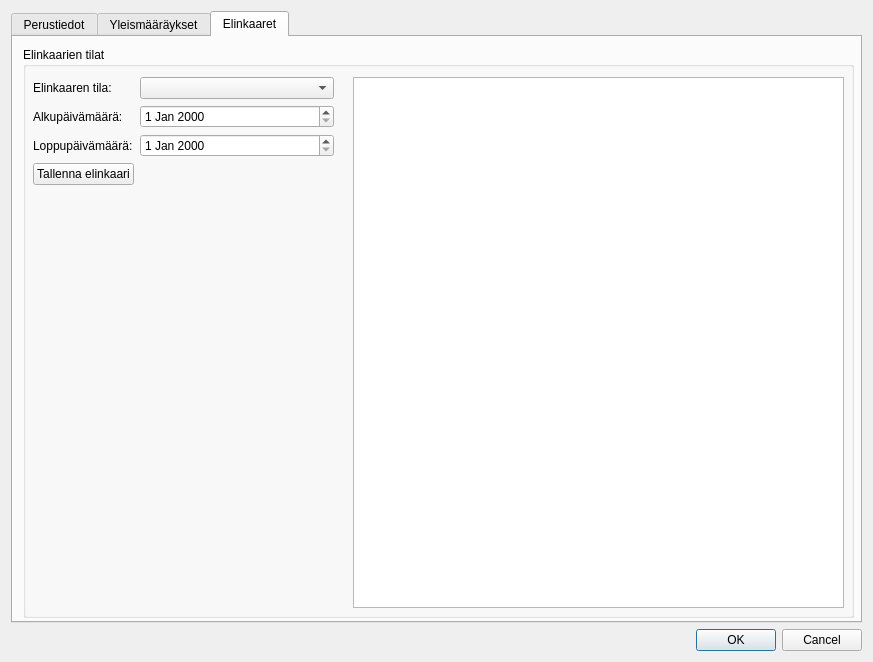
Qt form arho_feature_template/gui/dialogs/plan_attribute_form.ui (GispoCoding/arho-feature-template) before a commit.
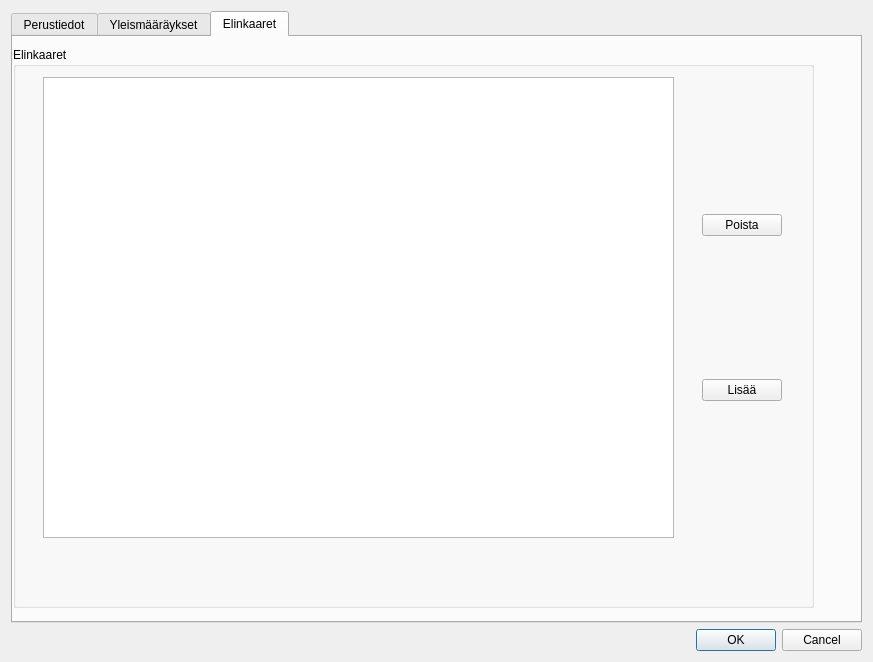
The same form after that commit. Custom widgets are drawn as their Qt base class.

Commit message: Converted lifecycle list view to a table.

```diff
--- a/arho_feature_template/gui/dialogs/plan_attribute_form.ui
+++ b/arho_feature_template/gui/dialogs/plan_attribute_form.ui
@@ -155,6 +155,33 @@
                </property>
               </widget>
              </item>
+             <item row="5" column="0">
+              <widget class="QLabel" name="elinkaarenTilaLabel">
+               <property name="text">
+                <string>Elinkaaren tila*:</string>
+               </property>
+               <property name="buddy">
+                <cstring>lifecycle_status_combo_box</cstring>
+               </property>
+              </widget>
+             </item>
+             <item row="5" column="1">
+              <widget class="CodeComboBox" name="lifecycle_status_combo_box">
+               <property name="toolTip">
+                <string>Kaavan elinkaaren tila</string>
+               </property>
+              </widget>
+             </item>
+             <item row="3" column="0">
+              <widget class="QLabel" name="label_5">
+               <property name="text">
+                <string>Organisaatio*:</string>
+               </property>
+              </widget>
+             </item>
+             <item row="3" column="1">
+              <widget class="CodeComboBox" name="organisation_combo_box"/>
+             </item>
             </layout>
            </item>
            <item>
@@ -280,84 +307,65 @@
       <widget class="QGroupBox" name="groupBox_2">
        <property name="geometry">
         <rect>
-         <x>10</x>
+         <x>0</x>
          <y>10</y>
-         <width>831</width>
-         <height>571</height>
+         <width>801</width>
+         <height>561</height>
         </rect>
        </property>
        <property name="title">
-        <string>Elinkaarien tilat</string>
+        <string>Elinkaaret</string>
        </property>
        <widget class="QWidget" name="verticalLayoutWidget">
         <property name="geometry">
          <rect>
-          <x>10</x>
+          <x>30</x>
           <y>30</y>
-          <width>301</width>
-          <height>531</height>
+          <width>631</width>
+          <height>461</height>
          </rect>
         </property>
-        <layout class="QVBoxLayout" name="verticalLayout_8">
+        <layout class="QVBoxLayout" name="verticalLayout_5">
          <item>
-          <layout class="QFormLayout" name="formLayout_3">
-           <item row="0" column="0">
-            <widget class="QLabel" name="label_9">
-             <property name="text">
-              <string>Elinkaaren tila:</string>
-             </property>
-            </widget>
-           </item>
-           <item row="0" column="1">
-            <widget class="CodeComboBox" name="lifecycle_status_combo_box">
-             <property name="toolTip">
-              <string>Kaavan elinkaaren tila</string>
-             </property>
-            </widget>
-           </item>
-           <item row="1" column="0">
-            <widget class="QLabel" name="label_10">
-             <property name="text">
-              <string>Alkupäivämäärä:</string>
-             </property>
-            </widget>
-           </item>
-           <item row="1" column="1">
-            <widget class="QDateEdit" name="lifecycle_start_date"/>
-           </item>
-           <item row="2" column="0">
-            <widget class="QLabel" name="label_11">
-             <property name="text">
-              <string>Loppupäivämäärä:</string>
-             </property>
-            </widget>
-           </item>
-           <item row="2" column="1">
-            <widget class="QDateEdit" name="lifecycle_end_date"/>
-           </item>
-           <item row="3" column="0">
-            <widget class="QPushButton" name="add_lifecycle_button">
-             <property name="text">
-              <string>Tallenna elinkaari</string>
-             </property>
-            </widget>
-           </item>
-          </layout>
+          <widget class="QTableWidget" name="lifecycle_table"/>
          </item>
         </layout>
        </widget>
        <widget class="QWidget" name="verticalLayoutWidget_2">
         <property name="geometry">
          <rect>
-          <x>330</x>
+          <x>689</x>
           <y>30</y>
-          <width>491</width>
-          <height>531</height>
+          <width>81</width>
+          <height>461</height>
          </rect>
         </property>
-        <layout class="QVBoxLayout" name="verticalLayout_9">
+        <layout class="QVBoxLayout" name="verticalLayout_8">
          <item>
-          <widget class="QListView" name="lifecycle_list"/>
+          <widget class="QPushButton" name="delete_lifecycle_button">
+           <property name="sizePolicy">
+            <sizepolicy hsizetype="Fixed" vsizetype="Fixed">
+             <horstretch>0</horstretch>
+             <verstretch>0</verstretch>
+            </sizepolicy>
+           </property>
+           <property name="text">
+            <string>Poista</string>
+           </property>
+          </widget>
+         </item>
+         <item>
+          <widget class="QPushButton" name="add_lifecycle_button">
+           <property name="sizePolicy">
+            <sizepolicy hsizetype="Fixed" vsizetype="Fixed">
+             <horstretch>0</horstretch>
+             <verstretch>0</verstretch>
+            </sizepolicy>
+           </property>
+           <property name="text">
+            <string>Lisää</string>
+           </property>
+          </widget>
          </item>
         </layout>
        </widget>
```
Left out of the diff: 21 changed lines with no effect on the pictures. The commit also changes 2 other files.
